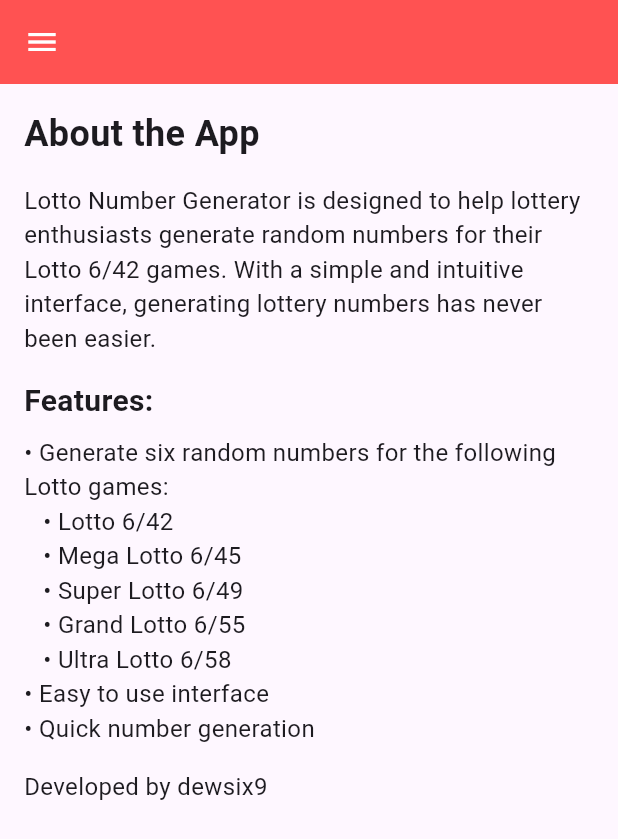
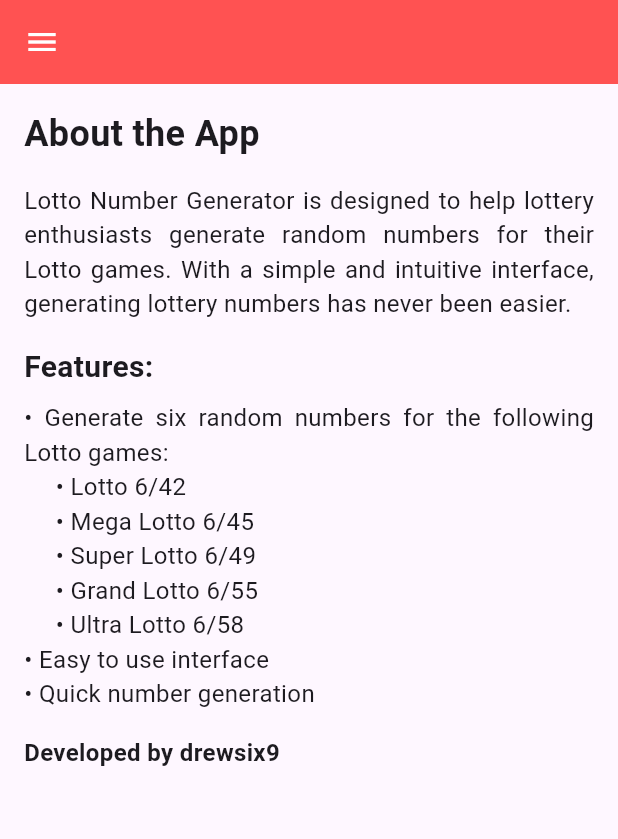
Before and after one commit to drewsix9/Lotto-number-generator-v2, a Flutter app: the screen it shows after launch, on a phone screen of 412 x 824 dp. Shown: the top 839 px of the screen. Run offline on Flutter 3.47's test engine with Material 3 defaults, Android fonts, the phone set to English and light mode, and no system bars.

Commit message:
Update about_app_page.dart with improved Lotto game descriptions and developer name

```diff
--- a/lib/pages/about_app_page.dart
+++ b/lib/pages/about_app_page.dart
@@ -28,7 +28,8 @@ class _AboutAppPageState extends State<AboutAppPage> {
             ),
             SizedBox(height: 16),
             Text(
-              'Lotto Number Generator is designed to help lottery enthusiasts generate random numbers for their Lotto 6/42 games. With a simple and intuitive interface, generating lottery numbers has never been easier.',
+              'Lotto Number Generator is designed to help lottery enthusiasts generate random numbers for their Lotto games. With a simple and intuitive interface, generating lottery numbers has never been easier.',
+              textAlign: TextAlign.justify,
               style: TextStyle(fontSize: 16),
             ),
             SizedBox(height: 16),
@@ -39,19 +40,20 @@ class _AboutAppPageState extends State<AboutAppPage> {
             SizedBox(height: 8),
             Text(
               '• Generate six random numbers for the following Lotto games:\n'
-              '   • Lotto 6/42\n'
-              '   • Mega Lotto 6/45\n'
-              '   • Super Lotto 6/49\n'
-              '   • Grand Lotto 6/55\n'
-              '   • Ultra Lotto 6/58\n'
+              '\t\t\t\t\t• Lotto 6/42\n'
+              '\t\t\t\t\t• Mega Lotto 6/45\n'
+              '\t\t\t\t\t• Super Lotto 6/49\n'
+              '\t\t\t\t\t• Grand Lotto 6/55\n'
+              '\t\t\t\t\t• Ultra Lotto 6/58\n'
               '• Easy to use interface\n'
               '• Quick number generation',
               style: TextStyle(fontSize: 16),
+              textAlign: TextAlign.justify,
             ),
             SizedBox(height: 16),
             Text(
-              'Developed by dewsix9',
-              style: TextStyle(fontSize: 16),
+              'Developed by drewsix9',
+              style: TextStyle(fontSize: 16, fontWeight: FontWeight.bold),
             ),
           ],
         ),
```
